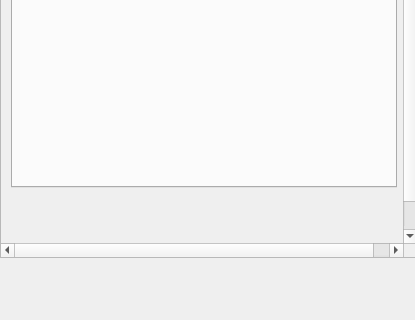
First picture: the form in view/NavigatorWidget.ui, repository teamlm2/lm2_mgis, before the edit; both pictures show x 0 to 415 and y 392 to 712 of the 415 by 712 pixel window.
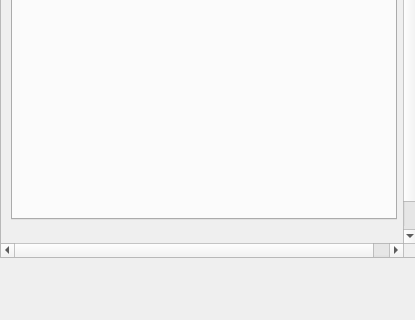
Second picture: the form after the edit. The open tabs and pages were chosen to show the change.

Patch:
```diff
--- a/view/NavigatorWidget.ui
+++ b/view/NavigatorWidget.ui
@@ -83,7 +83,7 @@
         <x>10</x>
         <y>60</y>
         <width>386</width>
-        <height>519</height>
+        <height>551</height>
        </rect>
       </property>
       <property name="maximumSize">
```
Left out of the diff: 2 changed lines with no effect on the pictures.
